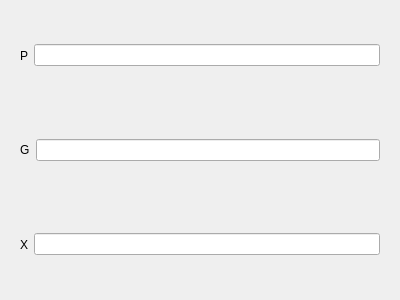
First picture: the form in crypt/gui/elgamal_key_widget.ui, repository SteveImmanuel/modern-cryptography, before the edit.
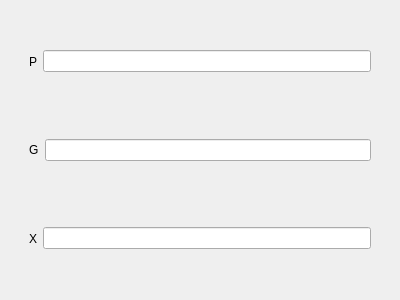
Second picture: the form after the edit.

Commit message: feat: Update elgamal widget

```diff
--- a/crypt/gui/elgamal_key_widget.ui
+++ b/crypt/gui/elgamal_key_widget.ui
@@ -15,7 +15,10 @@
   </property>
   <layout class="QVBoxLayout" name="verticalLayout">
    <item>
-    <widget class="QWidget" name="widget" native="true">
+    <widget class="QWidget" name="Elgamal_Key_Widget" native="true">
+     <layout class="QVBoxLayout" name="verticalLayout_2">
+      <item>
+       <widget class="QWidget" name="widget1" native="true">
      <layout class="QHBoxLayout" name="horizontalLayout_3">
       <item>
        <widget class="QLabel" name="label">
@@ -31,7 +34,7 @@
     </widget>
    </item>
    <item>
-    <widget class="QWidget" name="widget_2" native="true">
+       <widget class="QWidget" name="widget2" native="true">
      <layout class="QHBoxLayout" name="horizontalLayout_4">
       <item>
        <widget class="QLabel" name="label_2">
@@ -47,7 +50,7 @@
     </widget>
    </item>
    <item>
-    <widget class="QWidget" name="widget_3" native="true">
+       <widget class="QWidget" name="widget3" native="true">
      <layout class="QHBoxLayout" name="horizontalLayout_5">
       <item>
        <widget class="QLabel" name="label_3">
@@ -57,7 +60,10 @@
        </widget>
       </item>
       <item>
-       <widget class="QLineEdit" name="lineEdit_3"/>
+          <widget class="QLineEdit" name="X_Key_Text"/>
+         </item>
+        </layout>
+       </widget>
       </item>
      </layout>
     </widget>
```
Left out of the diff: 4 changed lines with no effect on the pictures. Lines whose indentation alone changed are shown as unchanged.
